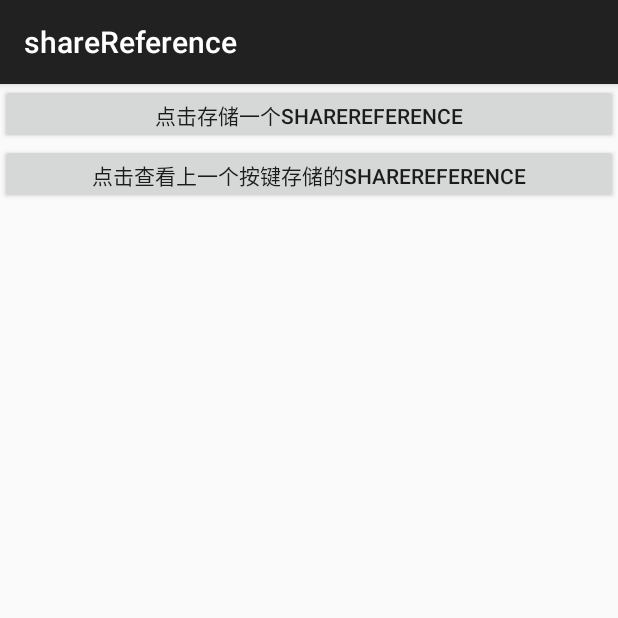
After one commit to DannyZhang14/MyApp, an Android app: the ShareReference screen opened directly, with no data from a screen before it, on a phone screen of 412 x 824 dp, the top half of it. The commit adds this screen. Run offline under Robolectric (Android 15) with nearby library versions, the phone set to English and light mode, and no system bars.

Commit message:
Add Sharereference

```diff
--- a/SencePager/app/src/main/AndroidManifest.xml
+++ b/SencePager/app/src/main/AndroidManifest.xml
@@ -36,6 +36,10 @@
             android:name=".AlarmClockSetting"
             android:label="@string/title_activity_alarm_clock_setting" >
         </activity>
+        <activity
+            android:name=".ShareReference"
+            android:label="@string/title_activity_share_reference" >
+        </activity>
     </application>
 
 </manifest>
--- /dev/null
+++ b/SencePager/app/src/main/java/com/example/danny/sencepager/ShareReference.java
@@ -0,0 +1,56 @@
+package com.example.danny.sencepager;
+
+import android.app.Activity;
+import android.content.Context;
+import android.content.SharedPreferences;
+import android.support.v7.app.ActionBarActivity;
+import android.os.Bundle;
+import android.view.Menu;
+import android.view.MenuItem;
+import android.view.View;
+import android.widget.Button;
+import android.widget.Toast;
+
+public class ShareReference extends ActionBarActivity {
+    private Button writeButton1;
+    private Button readButton;
+
+    @Override
+    protected void onCreate(Bundle savedInstanceState) {
+        super.onCreate(savedInstanceState);
+        setContentView(R.layout.sharereference);
+
+        writeButton1 = (Button) findViewById(R.id.writedata);
+        writeButton1.setOnClickListener(new View.OnClickListener() {
+            @Override
+            public void onClick(View v) {
+
+                SharedPreferences mySharePreference = getSharedPreferences("test", Activity.MODE_PRIVATE);
+                SharedPreferences.Editor editor = mySharePreference.edit();
+                editor.putString("name", "Danny");
+                editor.putInt("age", 23);
+                editor.commit();
+                Toast.makeText(ShareReference.this,"写入数据成功",Toast.LENGTH_LONG).show();
+            }
+        });
+
+        readButton = (Button) findViewById(R.id.readdata);
+        readButton.setOnClickListener(new View.OnClickListener() {
+            @Override
+            public void onClick(View v) {
+                SharedPreferences mySharePreference = getSharedPreferences("test",Activity.MODE_PRIVATE);
+                String name = mySharePreference.getString("name", "test1");
+                int age = mySharePreference.getInt("age",0);
+                Toast.makeText(ShareReference.this,"读取数据如下"+name+age,Toast.LENGTH_LONG).show();
+
+            }
+        });
+    }
+
+
+
+
+
+
+
+}
--- a/SencePager/app/src/main/res/layout/bottomcontent.xml
+++ b/SencePager/app/src/main/res/layout/bottomcontent.xml
@@ -63,6 +63,7 @@
         android:layout_height="fill_parent"
         android:layout_weight="1"
         android:id="@+id/button7"
+        android:text="@string/sharereference"
         />
     <Button
         android:layout_width="fill_parent"
--- /dev/null
+++ b/SencePager/app/src/main/res/layout/sharereference.xml
@@ -0,0 +1,21 @@
+<LinearLayout xmlns:android="http://schemas.android.com/apk/res/android"
+    xmlns:tools="http://schemas.android.com/tools" android:layout_width="match_parent"
+    android:layout_height="match_parent" android:paddingLeft="@dimen/activity_horizontal_margin"
+    android:paddingRight="@dimen/activity_horizontal_margin"
+    android:paddingTop="@dimen/activity_vertical_margin"
+    android:paddingBottom="@dimen/activity_vertical_margin"
+    tools:context="com.example.danny.sencepager.ShareReference"
+    android:orientation="vertical">
+    <Button
+        android:id="@+id/writedata"
+        android:layout_width="fill_parent"
+        android:layout_height="40dp"
+        android:text="@string/writedata"/>
+    <Button
+        android:id="@+id/readdata"
+        android:layout_width="fill_parent"
+        android:layout_height="40dp"
+        android:text="@string/readdata"/>
+
+
+</LinearLayout>
--- a/SencePager/app/src/main/res/values/strings.xml
+++ b/SencePager/app/src/main/res/values/strings.xml
@@ -12,4 +12,8 @@
     <string name="detail">请输入您要搜索的内容</string>
     <string name="listview">listview</string>
     <string name="title_activity_alarm_clock_setting">警戒设置</string>
+    <string name="title_activity_share_reference">shareReference</string>
+    <string name="readdata">点击查看上一个按键存储的ShareReference</string>
+    <string name="writedata">点击存储一个ShareReference</string>
+    <string name="sharereference">ShareReference</string>
 </resources>
```
Also changed, not shown: SencePager/app/src/main/java/com/example/danny/sencepager/MainActivity.java (+12 -0 lines), SencePager/app/src/main/res/menu/sharereference.xml (added, +7 -0 lines), 1 other file.
